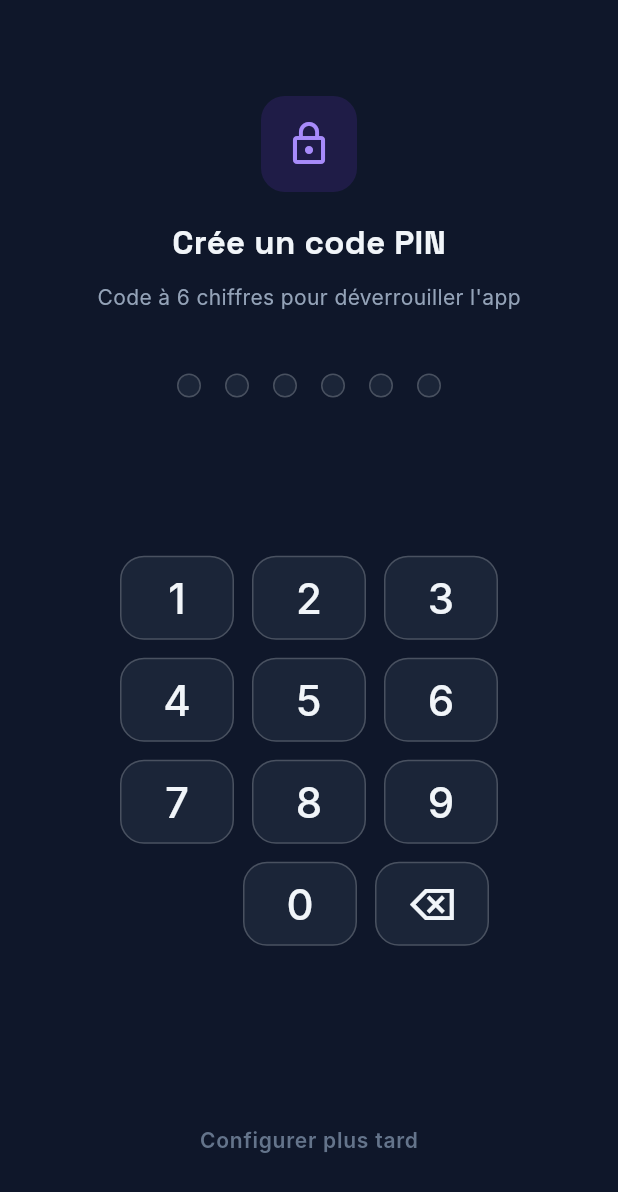
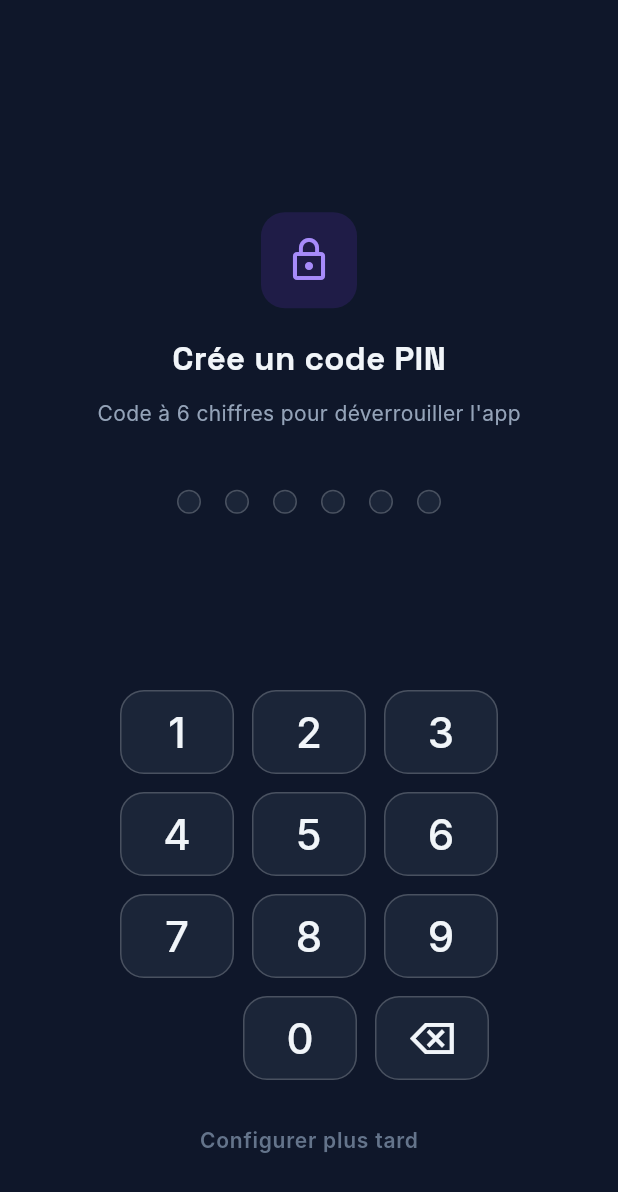
Before and after one commit to grandelagbanou28-gif/taDiscipline, a Flutter app: the PinSetupScreen screen opened by its route, on a phone screen of 412 x 824 dp. Shown: the top 1192 px of the screen. Run offline on Flutter 3.47's test engine with Material 3 defaults, Android fonts, the phone set to English and light mode, and no system bars; our stand-ins replace confetti, fl_chart, flutter_local_notifications, flutter_riverpod, go_router, image_picker and 4 more; missing offline and left inert: encrypt, jitsi_meet_flutter_sdk; accounts and stored records are empty; generated files the repository leaves out were written again; Roboto replaces fonts that are missing (Inter).

Commit message:
fix: PIN numpad responsiveness, GestureDetector→Listener for tap-through

```diff
--- a/taDiscipline/lib/app.dart
+++ b/taDiscipline/lib/app.dart
@@ -90,8 +90,9 @@ class _ApexAppState extends ConsumerState<ApexApp>
   @override
   Widget build(BuildContext context) {
     final locale = ref.watch(localeProvider);
-    return GestureDetector(
-      onTap: () => _autoLockService.resetTimer(),
+    return Listener(
+      onPointerDown: (_) => _autoLockService.resetTimer(),
+      behavior: HitTestBehavior.translucent,
       child: MaterialApp.router(
         title: AppConstants.appName,
         locale: locale,
--- a/taDiscipline/lib/features/security/screens/pin_setup_screen.dart
+++ b/taDiscipline/lib/features/security/screens/pin_setup_screen.dart
@@ -99,53 +99,55 @@ class _PinSetupScreenState extends ConsumerState<PinSetupScreen> {
   @override
   Widget build(BuildContext context) {
     final currentPin = _showConfirm ? _confirmController.text : _pinController.text;
+    final screenHeight = MediaQuery.of(context).size.height;
+    final compact = screenHeight < 700;
 
     return Scaffold(
       body: SafeArea(
         child: Padding(
-          padding: const EdgeInsets.all(24),
+          padding: EdgeInsets.all(compact ? 16 : 24),
           child: Column(
             children: [
-              const SizedBox(height: 40),
+              const Spacer(),
               Container(
-                width: 64,
-                height: 64,
+                width: compact ? 56 : 64,
+                height: compact ? 56 : 64,
                 decoration: BoxDecoration(
                   borderRadius: BorderRadius.circular(16),
                   color: AppColors.primary.withValues(alpha: 0.15),
                 ),
-                child: const Icon(
+                child: Icon(
                   Icons.lock_outline,
                   color: AppColors.primaryLight,
-                  size: 32,
+                  size: compact ? 28 : 32,
                 ),
               ),
-              const SizedBox(height: 16),
+              SizedBox(height: compact ? 12 : 16),
               Text(
                 _showConfirm ? 'Confirme ton code PIN' : 'Crée un code PIN',
-                style: const TextStyle(
-                  fontSize: 22,
+                style: TextStyle(
+                  fontSize: compact ? 20 : 22,
                   fontWeight: FontWeight.w700,
                   color: AppColors.textPrimary,
                   fontFamily: 'Space Grotesk',
                 ),
               ),
-              const SizedBox(height: 8),
+              SizedBox(height: compact ? 6 : 8),
               Text(
                 'Code à 6 chiffres pour déverrouiller l\'app',
-                style: const TextStyle(
-                  fontSize: 14,
+                style: TextStyle(
+                  fontSize: compact ? 13 : 14,
                   color: AppColors.textSecondary,
                 ),
               ),
-              const SizedBox(height: 40),
+              SizedBox(height: compact ? 24 : 40),
               Row(
                 mainAxisAlignment: MainAxisAlignment.center,
                 children: List.generate(6, (i) {
                   final filled = i < currentPin.length;
                   return Container(
-                    width: 16,
-                    height: 16,
+                    width: compact ? 14 : 16,
+                    height: compact ? 14 : 16,
                     margin: const EdgeInsets.symmetric(horizontal: 8),
                     decoration: BoxDecoration(
                       shape: BoxShape.circle,
@@ -161,10 +163,11 @@ class _PinSetupScreenState extends ConsumerState<PinSetupScreen> {
               ),
               const Spacer(),
               _Numpad(
+                compact: compact,
                 onDigit: _onDigit,
                 onDelete: _onDelete,
               ),
-              const Spacer(),
+              const SizedBox(height: 16),
               TextButton(
                 onPressed: _skip,
                 child: const Text(
@@ -172,7 +175,7 @@ class _PinSetupScreenState extends ConsumerState<PinSetupScreen> {
                   style: TextStyle(color: AppColors.textMuted),
                 ),
               ),
-              const SizedBox(height: 16),
+              SizedBox(height: compact ? 8 : 16),
             ],
           ),
         ),
@@ -213,10 +216,15 @@ class _PinSetupScreenState extends ConsumerState<PinSetupScreen> {
 }
 
 class _Numpad extends StatelessWidget {
+  final bool compact;
   final void Function(String) onDigit;
   final VoidCallback onDelete;
 
-  const _Numpad({required this.onDigit, required this.onDelete});
+  const _Numpad({
+    this.compact = false,
+    required this.onDigit,
+    required this.onDelete,
+  });
 
   @override
   Widget build(BuildContext context) {
@@ -225,26 +233,37 @@ class _Numpad extends StatelessWidget {
       children: [
         _NumpadRow(
           children: ['1', '2', '3'],
+          compact: compact,
           onDigit: onDigit,
         ),
-        const SizedBox(height: 12),
+        SizedBox(height: compact ? 8 : 12),
         _NumpadRow(
           children: ['4', '5', '6'],
+          compact: compact,
           onDigit: onDigit,
         ),
-        const SizedBox(height: 12),
+        SizedBox(height: compact ? 8 : 12),
         _NumpadRow(
           children: ['7', '8', '9'],
+          compact: compact,
           onDigit: onDigit,
         ),
-        const SizedBox(height: 12),
+        SizedBox(height: compact ? 8 : 12),
         Row(
           mainAxisAlignment: MainAxisAlignment.center,
           children: [
-            const SizedBox(width: 76),
-            _NumpadKey(label: '0', onTap: () => onDigit('0')),
-            const SizedBox(width: 12),
-            _NumpadKey(label: '⌫', onTap: onDelete),
+            SizedBox(width: compact ? 64 : 76),
+            _NumpadKey(
+              label: '0',
+              compact: compact,
+              onTap: () => onDigit('0'),
+            ),
+            SizedBox(width: compact ? 8 : 12),
+            _NumpadKey(
+              label: '⌫',
+              compact: compact,
+              onTap: onDelete,
+            ),
           ],
         ),
       ],
@@ -254,9 +273,14 @@ class _Numpad extends StatelessWidget {
 
 class _NumpadRow extends StatelessWidget {
   final List<String> children;
+  final bool compact;
   final void Function(String) onDigit;
 
-  const _NumpadRow({required this.children, required this.onDigit});
+  const _NumpadRow({
+    required this.children,
+    this.compact = false,
+    required this.onDigit,
+  });
 
   @override
   Widget build(BuildContext context) {
@@ -264,8 +288,12 @@ class _NumpadRow extends StatelessWidget {
       mainAxisAlignment: MainAxisAlignment.center,
       children: children.map((label) {
         return Padding(
-          padding: const EdgeInsets.symmetric(horizontal: 6),
-          child: _NumpadKey(label: label, onTap: () => onDigit(label)),
+          padding: EdgeInsets.symmetric(horizontal: compact ? 4 : 6),
+          child: _NumpadKey(
+            label: label,
+            compact: compact,
+            onTap: () => onDigit(label),
+          ),
         );
       }).toList(),
     );
@@ -275,8 +303,13 @@ class _NumpadRow extends StatelessWidget {
 class _NumpadKey extends StatelessWidget {
   final String label;
   final VoidCallback onTap;
+  final bool compact;
 
-  const _NumpadKey({required this.label, required this.onTap});
+  const _NumpadKey({
+    required this.label,
+    required this.onTap,
+    this.compact = false,
+  });
 
   @override
   Widget build(BuildContext context) {
@@ -286,8 +319,8 @@ class _NumpadKey extends StatelessWidget {
         onTap: onTap,
         borderRadius: BorderRadius.circular(16),
         child: Container(
-          width: 76,
-          height: 56,
+          width: compact ? 64 : 76,
+          height: compact ? 48 : 56,
           decoration: BoxDecoration(
             borderRadius: BorderRadius.circular(16),
             color: AppColors.surface,
@@ -296,8 +329,8 @@ class _NumpadKey extends StatelessWidget {
           child: Center(
             child: Text(
               label,
-              style: const TextStyle(
-                fontSize: 28,
+              style: TextStyle(
+                fontSize: compact ? 24 : 28,
                 fontWeight: FontWeight.w500,
                 color: AppColors.textPrimary,
               ),
```
Also changed, not shown: taDiscipline/lib/features/security/screens/pin_unlock_screen.dart (+54 -43 lines), 3 other files.
